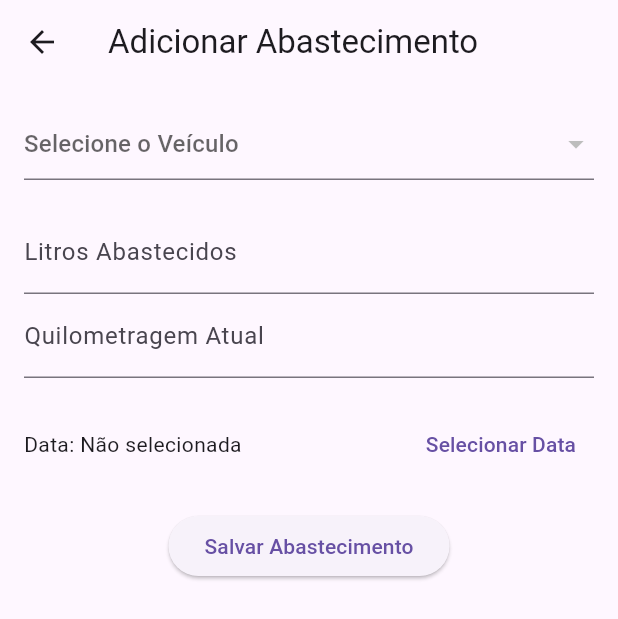
After one commit to RodrigoLodi/fuel_manager, a Flutter app: the TelaAdicionarAbastecimento screen opened by its route, after a tap on "Salvar Abastecimento", on a phone screen of 412 x 824 dp. The commit adds this screen. Shown: the top 619 px of the screen. Run offline on Flutter 3.47's test engine with Material 3 defaults, Android fonts, the phone set to English and light mode, and no system bars; our stand-ins replace cloud_firestore, firebase_auth, firebase_core; accounts and stored records are empty; statements that could not run were skipped.

Commit message:
UPDATE adição de cadastro/leitura de abastecimentos

```diff
--- a/lib/main.dart
+++ b/lib/main.dart
@@ -6,6 +6,8 @@ import 'screens/register.dart';
 import 'screens/home.dart';
 import 'screens/create_veiculo.dart';
 import 'screens/read_veiculo.dart';
+import 'screens/create_abastecimento.dart';
+import 'screens/read_abastecimento.dart';
 
 void main() async {
   WidgetsFlutterBinding.ensureInitialized();
@@ -32,6 +34,8 @@ class GerenciadorAbastecimento extends StatelessWidget {
         '/perfil': (context) => Scaffold(body: Center(child: Text('Perfil'))),
         '/adicionarVeiculo': (context) => TelaAdicionarVeiculo(),
         '/meusVeiculos': (context) => TelaListaVeiculos(),
+        '/adicionarAbastecimento': (context) => TelaAdicionarAbastecimento(),
+        '/historicoAbastecimentos': (context) => TelaHistoricoAbastecimentos(),
       },
     );
   }
--- /dev/null
+++ b/lib/screens/create_abastecimento.dart
@@ -0,0 +1,154 @@
+import 'package:flutter/material.dart';
+import 'package:cloud_firestore/cloud_firestore.dart';
+import 'package:firebase_auth/firebase_auth.dart';
+import 'package:intl/intl.dart';
+
+class TelaAdicionarAbastecimento extends StatefulWidget {
+  @override
+  _TelaAdicionarAbastecimentoState createState() =>
+      _TelaAdicionarAbastecimentoState();
+}
+
+class _TelaAdicionarAbastecimentoState
+    extends State<TelaAdicionarAbastecimento> {
+  final _litrosController = TextEditingController();
+  final _quilometragemController = TextEditingController();
+  DateTime? _dataSelecionada;
+  String? _veiculoSelecionado;
+  List<Map<String, dynamic>> _listaVeiculos = [];
+
+  @override
+  void initState() {
+    super.initState();
+    _carregarVeiculos();
+  }
+
+  Future<void> _carregarVeiculos() async {
+    try {
+      final userId = FirebaseAuth.instance.currentUser?.uid;
+      if (userId != null) {
+        final snapshot = await FirebaseFirestore.instance
+            .collection('usuarios')
+            .doc(userId)
+            .collection('veiculos')
+            .get();
+
+        setState(() {
+          _listaVeiculos = snapshot.docs.map((doc) {
+            final dados = doc.data() as Map<String, dynamic>;
+            return {
+              'id': doc.id,
+              'nome': dados['nome'] ?? 'Sem nome',
+            };
+          }).toList();
+        });
+      }
+    } catch (erro) {
+      print("Erro ao carregar veículos: $erro");
+    }
+  }
+
+  Future<void> salvarAbastecimento() async {
+    try {
+      final userId = FirebaseAuth.instance.currentUser?.uid;
+
+      if (userId != null && _veiculoSelecionado != null) {
+        await FirebaseFirestore.instance
+            .collection('usuarios')
+            .doc(userId)
+            .collection('abastecimentos')
+            .add({
+          'veiculoId': _veiculoSelecionado,
+          'litros': double.parse(_litrosController.text.trim()),
+          'quilometragem': int.parse(_quilometragemController.text.trim()),
+          'data': _dataSelecionada ?? DateTime.now(),
+          'criadoEm': DateTime.now(),
+        });
+
+        print("Abastecimento salvo com sucesso!");
+        Navigator.pop(context);
+      } else {
+        print("Usuário ou veículo não autenticado!");
+      }
+    } catch (erro) {
+      print("Erro ao salvar abastecimento: $erro");
+    }
+  }
+
+  @override
+  Widget build(BuildContext context) {
+    final formatoData = DateFormat('dd/MM/yyyy');
+
+    return Scaffold(
+      appBar: AppBar(
+        title: Text('Adicionar Abastecimento'),
+      ),
+      body: Padding(
+        padding: const EdgeInsets.all(16.0),
+        child: Column(
+          children: [
+            DropdownButtonFormField<String>(
+              value: _veiculoSelecionado,
+              hint: Text('Selecione o Veículo'),
+              items: _listaVeiculos.map<DropdownMenuItem<String>>((veiculo) {
+                return DropdownMenuItem<String>(
+                  value: veiculo['id'] as String,
+                  child: Text(veiculo['nome'] as String),
+                );
+              }).toList(),
+              onChanged: (novoVeiculoId) {
+                setState(() {
+                  _veiculoSelecionado = novoVeiculoId;
+                });
+              },
+            ),
+
+            SizedBox(height: 20),
+            TextField(
+              controller: _litrosController,
+              decoration: InputDecoration(labelText: 'Litros Abastecidos'),
+              keyboardType: TextInputType.number,
+            ),
+            TextField(
+              controller: _quilometragemController,
+              decoration: InputDecoration(labelText: 'Quilometragem Atual'),
+              keyboardType: TextInputType.number,
+            ),
+            SizedBox(height: 20),
+            Row(
+              children: [
+                Text(
+                  _dataSelecionada == null
+                      ? 'Data: Não selecionada'
+                      : 'Data: ${formatoData.format(_dataSelecionada!)}',
+                ),
+                Spacer(),
+                TextButton(
+                  onPressed: () async {
+                    final data = await showDatePicker(
+                      context: context,
+                      initialDate: DateTime.now(),
+                      firstDate: DateTime(2000),
+                      lastDate: DateTime(2100),
+                    );
+                    if (data != null) {
+                      setState(() {
+                        _dataSelecionada = data;
+                      });
+                    }
+                  },
+                  child: Text('Selecionar Data'),
+                ),
+              ],
+            ),
+            SizedBox(height: 20),
+            ElevatedButton(
+              onPressed: salvarAbastecimento,
+              child: Text('Salvar Abastecimento'),
+            ),
+          ],
+        ),
+      ),
+    );
+  }
+}
--- /dev/null
+++ b/lib/screens/read_abastecimento.dart
@@ -0,0 +1,57 @@
+import 'package:flutter/material.dart';
+import 'package:cloud_firestore/cloud_firestore.dart';
+import 'package:firebase_auth/firebase_auth.dart';
+
+class TelaHistoricoAbastecimentos extends StatelessWidget {
+  Future<QuerySnapshot> _buscarAbastecimentos() async {
+    final userId = FirebaseAuth.instance.currentUser?.uid;
+    if (userId != null) {
+      return FirebaseFirestore.instance
+          .collection('usuarios')
+          .doc(userId)
+          .collection('abastecimentos')
+          .orderBy('data', descending: true)
+          .get();
+    }
+    throw Exception("Usuário não autenticado!");
+  }
+
+  @override
+  Widget build(BuildContext context) {
+    return Scaffold(
+      appBar: AppBar(
+        title: Text('Histórico de Abastecimentos'),
+      ),
+      body: FutureBuilder<QuerySnapshot>(
+        future: _buscarAbastecimentos(),
+        builder: (context, snapshot) {
+          if (snapshot.connectionState == ConnectionState.waiting) {
+            return Center(child: CircularProgressIndicator());
+          }
+          if (snapshot.hasError) {
+            return Center(child: Text('Erro ao carregar abastecimentos'));
+          }
+          if (!snapshot.hasData || snapshot.data!.docs.isEmpty) {
+            return Center(child: Text('Nenhum abastecimento registrado'));
+          }
+
+          final abastecimentos = snapshot.data!.docs;
+
+          return ListView.builder(
+            itemCount: abastecimentos.length,
+            itemBuilder: (context, index) {
+              final abastecimento = abastecimentos[index];
+              final dados = abastecimento.data() as Map<String, dynamic>;
+
+              return ListTile(
+                title: Text(
+                    'Litros: ${dados['litros']} - Quilometragem: ${dados['quilometragem']}'),
+                subtitle: Text('Data: ${dados['data'].toDate().toString()}'),
+              );
+            },
+          );
+        },
+      ),
+    );
+  }
+}
--- a/pubspec.yaml
+++ b/pubspec.yaml
@@ -30,6 +30,7 @@ environment:
 dependencies:
   flutter:
     sdk: flutter
+  intl: ^0.18.0
 
 
   # The following adds the Cupertino Icons font to your application.
```
Also changed, not shown: lib/screens/home.dart (+9 -3 lines), pubspec.lock.
